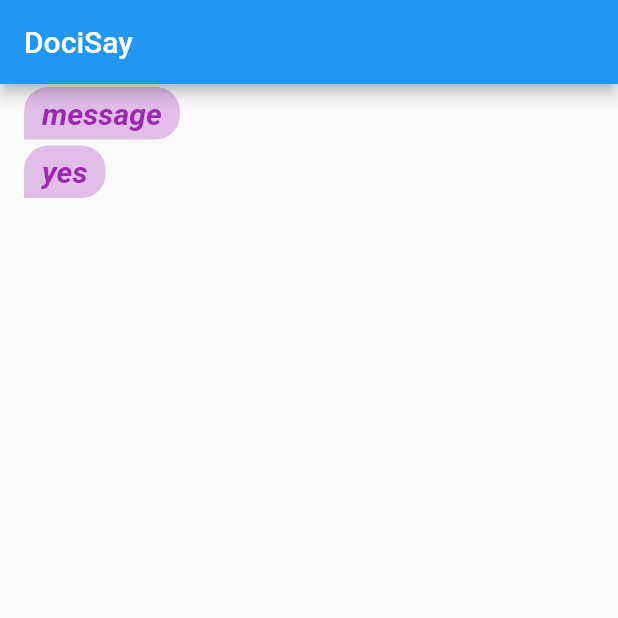
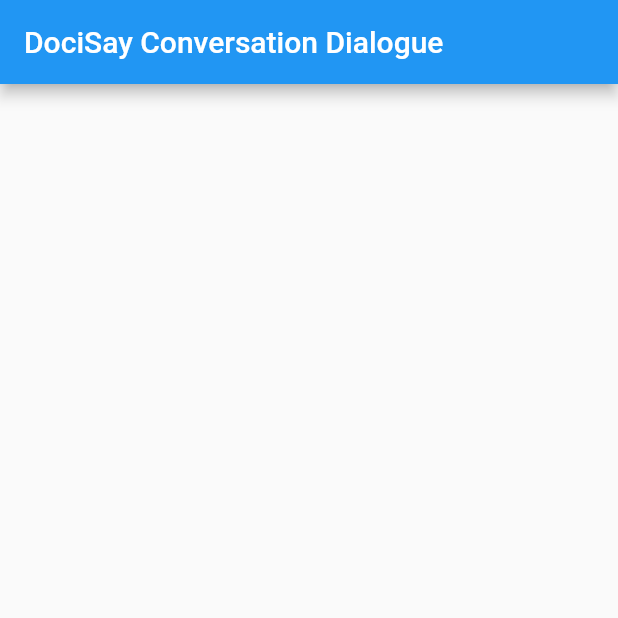
Before and after one commit to DOROTHEA0/docisay, a Flutter app: the screen it shows after launch, on a phone screen of 412 x 824 dp, the top half of it. Run offline on Flutter 3.47's test engine with Material 2 defaults, Android fonts, the phone set to English and light mode, and no system bars; our stand-ins replace chat_bubbles; missing offline and left inert: alan_voice, dart:ffi, picovoice_flutter, rhino_flutter; statements that could not run were skipped.

Commit message:
dialogue

```diff
--- a/lib/main.dart
+++ b/lib/main.dart
@@ -16,11 +16,11 @@ class MyApp extends StatelessWidget {
   @override
   Widget build(BuildContext context) {
     return MaterialApp(
-      title: 'DociSay',
+      title: 'DociSay Conversation Dialogue',
       theme: ThemeData(
         primarySwatch: Colors.blue,
       ),
-      home: const MyHomePage(title: 'DociSay'),
+      home: const MyHomePage(title: 'DociSay Conversation Dialogue'),
     );
   }
 }
@@ -41,23 +41,46 @@ class _MyHomePageState extends State<MyHomePage> {
   void initState() {
     super.initState();
 
-    String keywordPath = "models/android/Hey-Peter_en_android_v2_1_0.ppn";
-    String contextPath = "models/android/0.rhn";
-    String accessKey = "rNv8gA47ss8Ic8Bsx95tZFyQTToXs/aD6fsltCtCq8KihHDJr5JtHQ==";
-
-    infererenceCallback(RhinoInference inference){
-      print(inference);
-    }
-    errorCallback(msg){
-      print(msg+"haha");
-    }
+    // 这里是picovoice
+    // String keywordPath = "models/android/Hey-Peter_en_android_v2_1_0.ppn";
+    // String contextPath = "models/android/0.rhn";
+    // String accessKey = "rNv8gA47ss8Ic8Bsx95tZFyQTToXs/aD6fsltCtCq8KihHDJr5JtHQ==";
+    //
+    // infererenceCallback(RhinoInference inference){
+    //   print(inference);
+    // }
+    // errorCallback(msg){
+    //   print(msg+"haha");
+    // }
     //picoVoiceInterface = new PicoVoiceInterface(accessKey, keywordPath, contextPath, wakeWordCallback, infererenceCallback, errorCallback);
     //picoVoiceInterface?.startPicoVoice();
+    initAlan();
+
+  }
+
+
+  void initAlan() {
     //TODO get some voice input,then push something in pushToList
     AlanVoice.addButton(
         "2fef87232c0980a1d1e3a5d6d8f936412e956eca572e1d8b807a3e2338fdd0dc/stage",
-        buttonAlign: AlanVoice.BUTTON_ALIGN_LEFT);
+        buttonAlign: AlanVoice.BUTTON_ALIGN_RIGHT);
 
+    AlanVoice.onCommand.add((command) {
+      pushTolist(command.toString(), false);
+      var commandName = command.data["command"] ?? "";
+      if (commandName == "showAlert") {
+        /// handle command "showAlert"
+      }
+    });
+
+    AlanVoice.onEvent.add((event) {
+      if(event.data['final'] != null && event.data['final']){
+        pushTolist(event.data['text'], true);
+      }else if(event.data['name'] =='text' && event.data['text'] != null){
+        pushTolist(event.data['text'], false);
+      }
+
+    });
   }
 
 
@@ -77,7 +100,7 @@ class _MyHomePageState extends State<MyHomePage> {
 
 
   List<Widget> tiles=[];
-  List<String> messages=["message","yes"];
+  List<String> messages=[];
   //TODO when there is something input ,then put it to our chatlist to show it
   void pushTolist(String message,bool isMyself){
       setState(() {
@@ -99,12 +122,12 @@ class _MyHomePageState extends State<MyHomePage> {
   Widget bubbles(BuildContext context,bool isMyself,String msg){
     if (isMyself) {
       return Row(
-        mainAxisAlignment: MainAxisAlignment.start,
+        mainAxisAlignment: MainAxisAlignment.end,
         crossAxisAlignment: CrossAxisAlignment.start,
         children: <Widget>[
           BubbleSpecialOne(
             text: msg,
-            isSender: false,
+            isSender: isMyself,
             color: Colors.purple.shade100,
             textStyle: const TextStyle(
               fontSize: 20,
@@ -118,12 +141,12 @@ class _MyHomePageState extends State<MyHomePage> {
       );
     } else {
       return Row(
-        mainAxisAlignment: MainAxisAlignment.end,
-        crossAxisAlignment: CrossAxisAlignment.start,
+        mainAxisAlignment: MainAxisAlignment.start,
+        crossAxisAlignment: CrossAxisAlignment.end,
         children: <Widget>[
           BubbleSpecialOne(
             text: msg,
-            isSender: true,
+            isSender: isMyself,
             color: Colors.blue.shade100,
             textStyle: const TextStyle(
               fontSize: 20,
```
Also changed, not shown: pubspec.lock.
